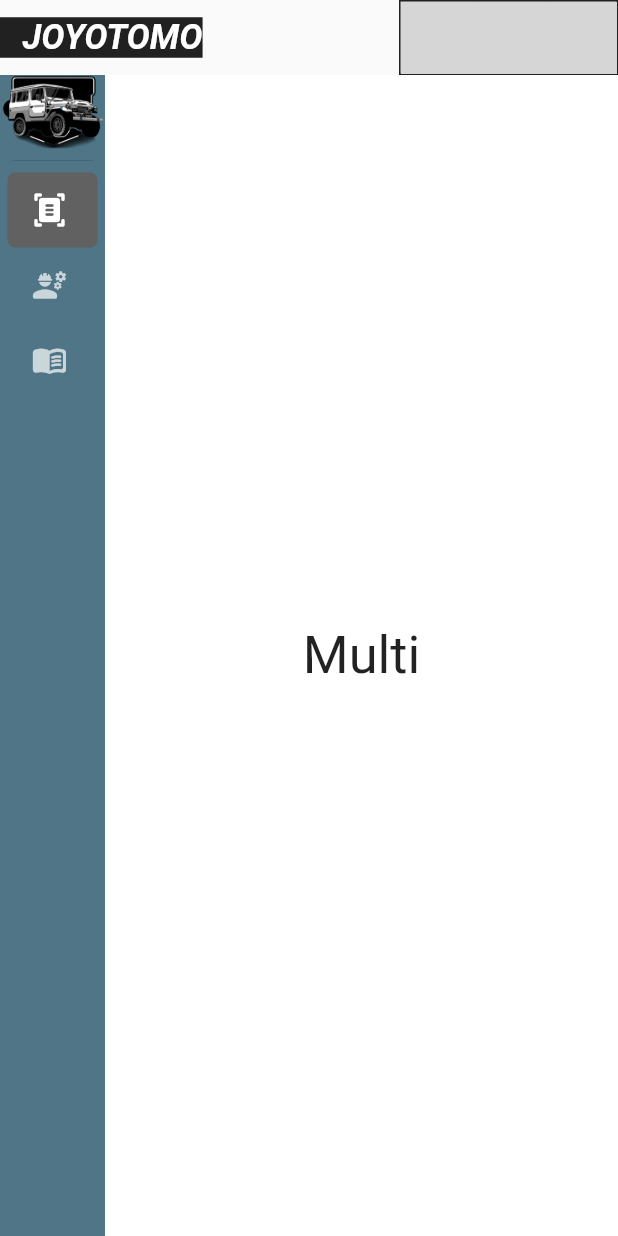
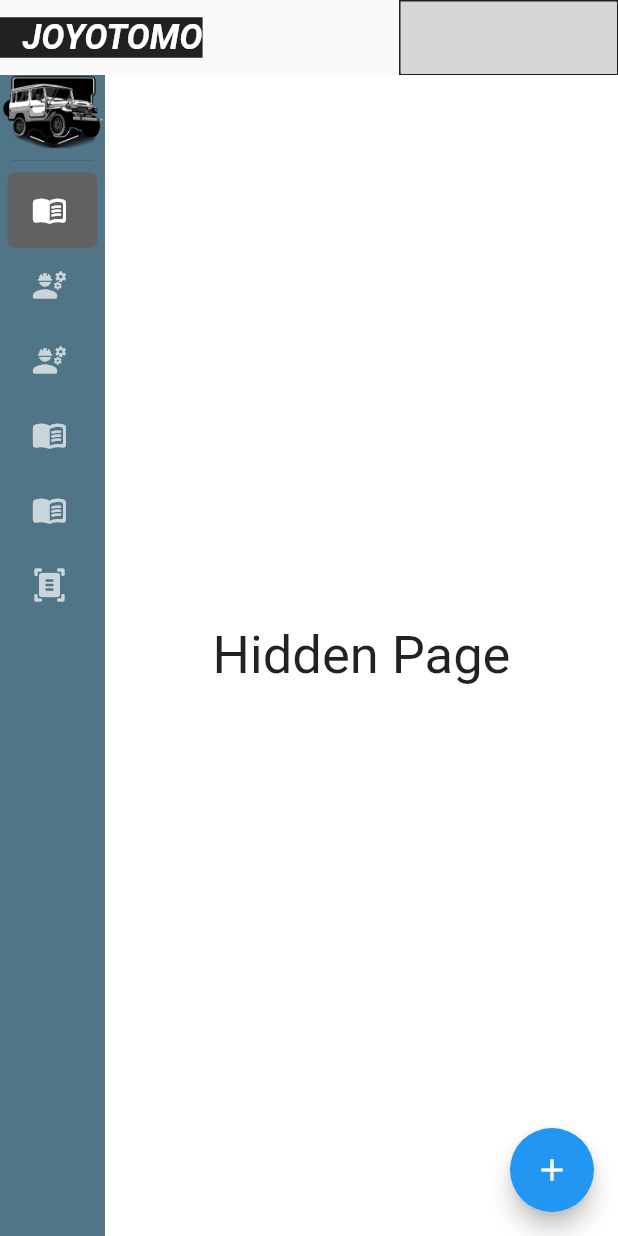
Before and after one commit to stvhrs/joyotomo, a Flutter app: the screen it shows after launch, swiped to page 3, on a phone screen of 412 x 824 dp. Run offline on Flutter 3.47's test engine with Material 2 defaults, Android fonts, the phone set to English and light mode, and no system bars; drawn by our look-alikes of easy_sidemenu; our stand-ins replace data_table_2, objectbox, pdf, printing; missing offline and left inert: bitsdojo_window; generated files the repository leaves out were written again; grey boxes are pictures that could not be loaded.

```diff
--- a/lib/main.dart
+++ b/lib/main.dart
@@ -5,7 +5,11 @@ import 'package:bitsdojo_window_example/sidemenu.dart';
 import 'package:flutter/material.dart';
 import 'package:bitsdojo_window/bitsdojo_window.dart';
 
-void main() {
+import 'models/obejct.dart';
+
+late ObjectBox objectBox;
+void main() async{
+ objectBox = await ObjectBox.init();
   runApp(const MyApp());
   doWhenWindowReady(() {
     final win = appWindow;
--- /dev/null
+++ b/lib/models/stock.dart
@@ -0,0 +1,44 @@
+import 'package:objectbox/objectbox.dart';
+
+@Entity()
+class Stock {
+  int id;
+  String name;
+  String partname;
+  String desc;
+  int count;
+
+  double totalPrice;
+  String stockHistory;
+
+  Stock({
+    this.id = 0,
+    required this.stockHistory,
+    required this.partname,
+    required this.name,
+    required this.desc,
+    required this.count,
+    required this.totalPrice,
+    // required this.stockHistory,
+  });
+  // factory Stock.fromMap(Map<String, dynamic> map) {
+  //   return Stock(
+  //     name: map['name'],
+  //     desc: map['desc'],
+  //     stock: map['stock'],
+  //     price: map['price'],
+  //     totalPrice: map['totalPrice'],
+  //     stockHistory: map['stockHistory'],
+  //   );
+  // }
+  // static Map<String, dynamic> toMap(Stock stock) {
+  //   return {
+  //     'name': stock.name,
+  //     'desc': stock.desc,
+  //     'stock': stock.stock,
+  //     'price': stock.price,
+  //     'totalPrice': stock.totalPrice,
+  //     'stockHistory': stock.stockHistory,
+  //   };
+  // }
+}
--- a/lib/sidemenu.dart
+++ b/lib/sidemenu.dart
@@ -1,19 +1,27 @@
+import 'dart:convert';
+
 import 'package:bitsdojo_window/bitsdojo_window.dart';
 import 'package:bitsdojo_window_example/pages/invoice_page.dart';
+import 'package:bitsdojo_window_example/pages/stock_page.dart';
 import 'package:flutter/material.dart';
 import 'package:easy_sidemenu/easy_sidemenu.dart';
 
+import 'main.dart';
+
+import 'models/stock.dart';
+import 'models/obejct.dart';
+
 final buttonColors = WindowButtonColors(
-    iconNormal:  const Color.fromARGB(255, 79, 117, 134),
+    iconNormal: const Color.fromARGB(255, 79, 117, 134),
     mouseOver: Colors.teal,
-    mouseDown:  const Color.fromARGB(255, 79, 117, 134),
-    iconMouseOver:  Colors.white,
+    mouseDown: const Color.fromARGB(255, 79, 117, 134),
+    iconMouseOver: Colors.white,
     iconMouseDown: const Color(0xFFFFD500));
 
 final closeButtonColors = WindowButtonColors(
     mouseOver: const Color(0xFFD32F2F),
     mouseDown: const Color(0xFFB71C1C),
-    iconNormal:  const Color.fromARGB(255, 79, 117, 134),
+    iconNormal: const Color.fromARGB(255, 79, 117, 134),
     iconMouseOver: Colors.white);
 
 class WindowButtons extends StatefulWidget {
@@ -32,7 +40,8 @@ class _WindowButtonsState extends State<WindowButtons> {
 
   @override
   Widget build(BuildContext context) {
-    return Container(padding: EdgeInsets.all(1),
+    return Container(
+      padding: EdgeInsets.all(1),
       color: Colors.grey.shade900,
       child: Row(
         children: [
@@ -68,6 +77,29 @@ class _SideState extends State<Side> {
   @override
   Widget build(BuildContext context) {
     return Scaffold(
+      floatingActionButton: FloatingActionButton(
+        child: const Icon(Icons.add),
+        onPressed: () {
+          final user = Stock(
+              count: 15,
+              desc: 'Footstep bisa untuk CS1, VARIO 2010, SUPRA GTR',
+              name: 'Footstep CS1,VARIO',
+              partname: 'ABCDEFG',
+              totalPrice: 30000,
+              stockHistory: json.encode([
+                {
+                  'date': DateTime.now().toIso8601String(),
+                  'price': 12500,
+                  'count': 15,
+                  'supplier': 'PT.WKWKWKWK',
+                }
+              ]));
+          // final stock = Stock(
+          //           desc: '123.',name: 'sad',price: 2,stock: 2,totalPrice: 123,
+          //           );
+           objectBox.insertStock(user);
+        },
+      ),
       body: WindowBorder(
         color: const Color.fromARGB(255, 79, 117, 134),
         child: Column(
@@ -109,7 +141,8 @@ class _SideState extends State<Side> {
                       displayMode: SideMenuDisplayMode.auto,
                       hoverColor: const Color.fromARGB(255, 128, 129, 131),
                       selectedColor: Colors.grey.shade700,
-                      selectedTitleTextStyle: const TextStyle(color: Colors.white),
+                      selectedTitleTextStyle:
+                          const TextStyle(color: Colors.white),
                       selectedIconColor: Colors.white,
                       unselectedIconColor: Colors.white70,
                       unselectedTitleTextStyle:
@@ -146,17 +179,15 @@ class _SideState extends State<Side> {
                     items: [
                       SideMenuItem(
                         priority: 0,
-                        title: 'Invoice',
+                        title: 'Stock',
                         onTap: () {
                           page.jumpToPage(0);
                         },
-                        icon: const Icon(Icons.document_scanner_rounded),
-
-                        // tooltipContent: "Home",
+                        icon: const Icon(Icons.menu_book_rounded),
                       ),
                       SideMenuItem(
                         priority: 1,
-                        title: 'Surat Tugas',
+                        title: 'Supplier',
                         onTap: () {
                           page.jumpToPage(1);
                         },
@@ -164,11 +195,37 @@ class _SideState extends State<Side> {
                       ),
                       SideMenuItem(
                         priority: 2,
-                        title: 'Multi Selection',
+                        title: 'Surat Tugas',
                         onTap: () {
                           page.jumpToPage(2);
                         },
+                        icon: const Icon(Icons.engineering_rounded),
+                      ),
+                      SideMenuItem(
+                        priority: 3,
+                        title: 'Multi Selection',
+                        onTap: () {
+                          page.jumpToPage(3);
+                        },
                         icon: const Icon(Icons.menu_book_rounded),
+                      ),
+                      SideMenuItem(
+                        priority: 4,
+                        title: 'Repair',
+                        onTap: () {
+                          page.jumpToPage(4);
+                        },
+                        icon: const Icon(Icons.menu_book_rounded),
+                      ),
+                      SideMenuItem(
+                        priority: 5,
+                        title: 'Invoice',
+                        onTap: () {
+                          page.jumpToPage(5);
+                        },
+                        icon: const Icon(Icons.document_scanner_rounded),
+
+                        // tooltipContent: "Home",
                       ),
                     ],
                   ),
@@ -176,16 +233,7 @@ class _SideState extends State<Side> {
                     child: PageView(
                       controller: page,
                       children: [
-                      const InvoicePage(),
-                        Container(
-                          color: Colors.white,
-                          child: const Center(
-                            child: Text(
-                              'Tugas',
-                              style: TextStyle(fontSize: 35),
-                            ),
-                          ),
-                        ),
+                        Container(height: 100, child: const StockPage()),
                         Container(
                           color: Colors.white,
                           child: const Center(
@@ -204,7 +252,25 @@ class _SideState extends State<Side> {
                             ),
                           ),
                         ),
-
+                        Container(
+                          color: Colors.white,
+                          child: const Center(
+                            child: Text(
+                              'Hidden Page',
+                              style: TextStyle(fontSize: 35),
+                            ),
+                          ),
+                        ),
+                        Container(
+                          color: Colors.white,
+                          child: const Center(
+                            child: Text(
+                              'Hidden Page',
+                              style: TextStyle(fontSize: 35),
+                            ),
+                          ),
+                        ),
+                        const InvoicePage(),
                       ],
                     ),
                   ),
```
Also changed, not shown: lib/models/obejct.dart (added, +30 -0 lines), lib/objectbox-model.json (added, +77 -0 lines), lib/pages/invoice_page.dart (+11 -5 lines), lib/pages/stock_page.dart (added, +128 -0 lines), pubspec.yaml (+8 -2 lines), lib/objectbox.g.dart (added), lib/pages/management_page.dart (added), lib/pages/multi_page.dart (added), lib/pages/repair_page.dart (added), lib/pages/tugas_page.dart (added), lib/services/stock_service.dart (added), lib/widgets/stock_item.dart (added), pubspec.lock, 5 other files.
